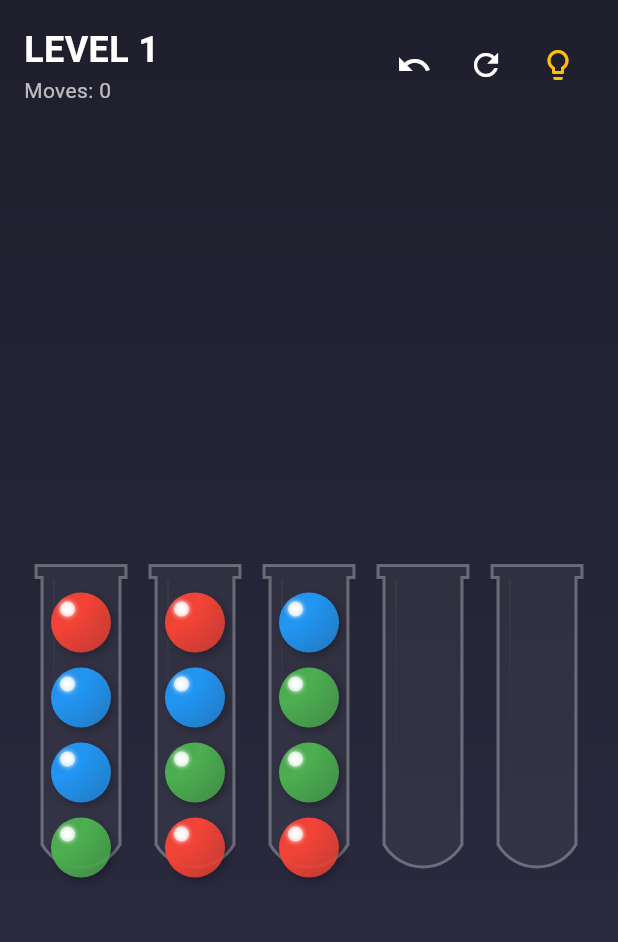
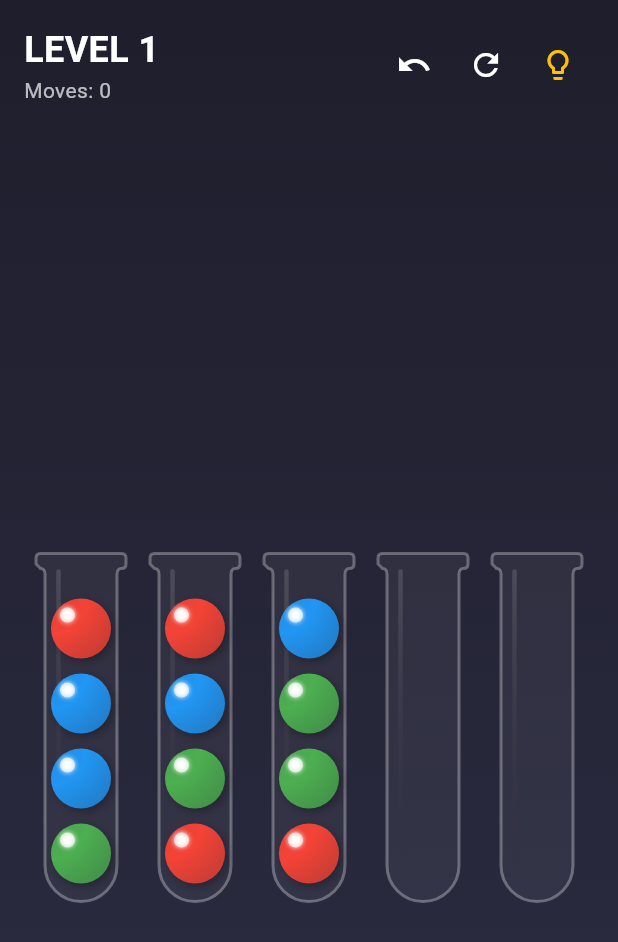
Before and after one commit to onemanylov/ball-sort-flutter, a Flutter app: the screen it shows after launch, after a tap on "PLAY", on a phone screen of 412 x 824 dp. Shown: the top 942 px of the screen. Run offline on Flutter 3.47's test engine with Material 3 defaults, Android fonts, the phone set to English and light mode, and no system bars; our stand-ins replace equatable, shared_preferences.

Commit message:
update tube shape to continuous

```diff
--- a/lib/widgets/tube_widget.dart
+++ b/lib/widgets/tube_widget.dart
@@ -28,7 +28,8 @@ class TubeWidget extends StatelessWidget {
   @override
   Widget build(BuildContext context) {
     // Height calculation
-    final tubeHeight = (tube.capacity * ballSize) + 16.0;
+    // Increase padding to fit the round bottom better
+    final tubeHeight = (tube.capacity * ballSize) + 32.0;
 
     return GestureDetector(
       onTap: onTap,
@@ -41,10 +42,13 @@ class TubeWidget extends StatelessWidget {
             height: tubeHeight + 60, // Sufficient space for hover
             child: Stack(
               alignment: Alignment.bottomCenter,
-              clipBehavior: Clip.none,
+              clipBehavior: Clip.none, // Allow hover to go out
               children: [
                 // The Tube Glass (Custom Shape)
-                CustomPaint(
+                // We align it to bottom so it grows up
+                Positioned(
+                  bottom: 0,
+                  child: CustomPaint(
                     size: Size(width, tubeHeight),
                     painter: _TubePainter(
                       glassColor: Colors.white.withValues(alpha: 0.05),
@@ -54,6 +58,7 @@ class TubeWidget extends StatelessWidget {
                       borderWidth: (isValidTarget || isSelected || isHintTarget) ? 3 : 2,
                       showShadow: isValidTarget || isHintTarget,
                       shadowColor: isHintTarget ? Colors.purpleAccent.withValues(alpha: 0.6) : Colors.greenAccent.withValues(alpha: 0.3),
+                    ),
                   ),
                 ),
 
@@ -68,12 +73,10 @@ class TubeWidget extends StatelessWidget {
                    bool isTopBall = index == tube.balls.length - 1;
                    bool isHovering = isSelected && isTopBall;
 
-                   double bottomPos = 8.0 + (index * ballSize);
+                   // Lift bottom base to account for the round bottom of the tube
+                   double bottomPos = 12.0 + (index * ballSize);
+
                    if (isHovering) {
-                     // Fly UP above the flask
-                     // Tube height is tubeHeight. We want to be above it.
-                     // Current bottomPos is relative to bottom of stack.
-                     // easy way: set bottomPos to tubeHeight + padding
                      bottomPos = tubeHeight + 10.0;
                    }
 
@@ -113,6 +116,15 @@ class _TubePainter extends CustomPainter {
   });
 
   @override
+  bool shouldRepaint(covariant _TubePainter oldDelegate) {
+     return oldDelegate.borderColor != borderColor ||
+            oldDelegate.borderWidth != borderWidth ||
+            oldDelegate.glassColor != glassColor ||
+            oldDelegate.showShadow != showShadow ||
+            oldDelegate.shadowColor != shadowColor;
+  }
+
+  @override
   void paint(Canvas canvas, Size size) {
     final paint = Paint()
       ..color = glassColor
@@ -121,7 +133,7 @@ class _TubePainter extends CustomPainter {
     final borderPaint = Paint()
       ..color = borderColor
       ..style = PaintingStyle.stroke
-      ..strokeWidth = borderWidth;
+      ..strokeWidth = borderWidth; // No StrokeCap needed for loop
 
     if (showShadow) {
       final shadowPaint = Paint()
@@ -130,86 +142,98 @@ class _TubePainter extends CustomPainter {
         ..strokeWidth = borderWidth + 4
         ..maskFilter = const MaskFilter.blur(BlurStyle.normal, 10);
 
-      // Draw shadow path first
       final shadowPath = _getTubePath(size);
       canvas.drawPath(shadowPath, shadowPaint);
     }
 
     final path = _getTubePath(size);
 
-    // Draw Glass Fill
     canvas.drawPath(path, paint);
-
-    // Draw Border
     canvas.drawPath(path, borderPaint);
 
-    // Draw subtle reflection/shine
+    // Shine
     final shinePath = Path();
-    shinePath.moveTo(size.width * 0.2, 10);
-    shinePath.lineTo(size.width * 0.2, size.height - 20);
-
+    shinePath.moveTo(size.width * 0.25, 12);
+    shinePath.lineTo(size.width * 0.25, size.height - 25);
     final shinePaint = Paint()
       ..shader = LinearGradient(
-        colors: [Colors.white.withValues(alpha: 0.1), Colors.transparent],
+        colors: [Colors.white.withValues(alpha: 0.15), Colors.transparent],
         begin: Alignment.topCenter,
         end: Alignment.bottomCenter
-      ).createShader(Rect.fromLTWH(0, 0, size.width, size.height));
+      ).createShader(Rect.fromLTWH(0, 0, size.width, size.height))
+      ..style = PaintingStyle.stroke
+      ..strokeWidth = 3
+      ..strokeCap = StrokeCap.round; // Round shine ends
 
     canvas.drawPath(shinePath, shinePaint);
   }
 
   Path _getTubePath(Size size) {
     final path = Path();
-    final double lipHeight = 8.0;
-    final double lipOverhang = 4.0;
-    final double cornerRadius = size.width / 2; // Semi-circle bottom
+    // Dimensions
+    final double lipTotalWidth = size.width;
+    final double lipHeight = 10.0;
+    final double lipOverhang = 6.0; // How much it sticks out
+    final double bodyWidth = size.width - (lipOverhang * 2);
+    final double cornerRadiusLow = bodyWidth / 2; // Full round bottom
+    final double neckRadius = 4.0; // Smooth transition from lip to body
 
-    // Start Top Left Lip
-    path.moveTo(0, 0); // Top Left Outer
-    path.lineTo(size.width, 0); // Top Right Outer
-    path.lineTo(size.width, lipHeight); // Lip visual height (we don't cut back in, we just draw the boxish lip?)
+    // Start Top Left of Lip
+    // We want rounded corners on the lip itself too? "No hard corners"
+    final double lipCornerRadius = 3.0;
 
-    // Actually, user wants "Flask with Lip".
-    // Usually: Wide top, necks in slightly? Or just straight tube with rim?
-    // "Tube" puzzle usually straight sides.
-    // Lip means:
-    //  ____
-    // |    |  <-- Rim
-    // |    |
-    // |    |
-    // |____|
+    // Start at Top-Center to be symmetrical (easier debugging?) No, path is fine.
+    // 1. Top Left Lip Corner
+    path.moveTo(lipCornerRadius, 0);
+    path.lineTo(size.width - lipCornerRadius, 0);
+    path.quadraticBezierTo(size.width, 0, size.width, lipCornerRadius);
 
-    // Let's do:
-    // Move to Lip Top Left (-overhang) ? No, we are bounded by size.width.
-    // Let's assume size.width includes the lip.
-    // Main body is narrower.
+    // 2. Right Side Lip Down
+    path.lineTo(size.width, lipHeight - lipCornerRadius);
+    path.quadraticBezierTo(size.width, lipHeight, size.width - lipCornerRadius, lipHeight);
 
-    double bodyWidth = size.width - (lipOverhang * 2);
-    // Left Start of Lip
-    path.moveTo(0, 0);
-    path.lineTo(size.width, 0);
-    path.lineTo(size.width, lipHeight);
-    // Neck in
-    path.lineTo(size.width - lipOverhang, lipHeight);
-    // Go down
-    path.lineTo(size.width - lipOverhang, size.height - cornerRadius);
-    // Arc Close Bottom
+    // 3. Curve IN to Body (Neck)
+    // We are at (W - corner, H_lip). Target is (W - overhang, H_lip + neck).
+    // Control Point approx (W-overhang, H_lip).
+    // Actually, simple line in? User wants smooth.
+    // Let's go to Body Start.
+    path.quadraticBezierTo(
+      size.width - lipOverhang, lipHeight, // Control
+      size.width - lipOverhang, lipHeight + neckRadius // End
+    );
+
+    // 4. Down Right Body
+    path.lineTo(size.width - lipOverhang, size.height - cornerRadiusLow);
+
+    // 5. Bottom Arc
     path.arcToPoint(
-      Offset(lipOverhang, size.height - cornerRadius),
-      radius: Radius.circular(cornerRadius),
+      Offset(lipOverhang, size.height - cornerRadiusLow),
+      radius: Radius.circular(cornerRadiusLow),
       clockwise: true,
     );
-    // Go Up Left Side
-    path.lineTo(lipOverhang, lipHeight);
-    // Flare out
-    path.lineTo(0, lipHeight);
+
+    // 6. Up Left Body
+    path.lineTo(lipOverhang, lipHeight + neckRadius);
+
+    // 7. Curve OUT to Lip
+    path.quadraticBezierTo(
+      lipOverhang, lipHeight,
+      lipCornerRadius, lipHeight
+    );
+
+    // 8. Left Side Lip Up
+    path.lineTo(0, lipHeight - lipCornerRadius); // Wait, x=0? Yes, we started at x=radius.
+    // Wait, step 7 ended at x=radius.
+    // We need to go up to x=0.
+    // My Step 7 ended at (radius, lipHeight).
+    // Wait, the lip starts at 0.
+    // Actually, let's trace cleaner.
+
+    // Re-do Left Lip Side Up
+    path.lineTo(0, lipCornerRadius);
+    path.quadraticBezierTo(0, 0, lipCornerRadius, 0);
+
     path.close();
-
     return path;
   }
-
-  @override
-  bool shouldRepaint(covariant _TubePainter oldDelegate) {
-     return oldDelegate.borderColor != borderColor || oldDelegate.borderWidth != borderWidth;
 }
-}
```
Lines whose indentation alone changed are shown as unchanged.
